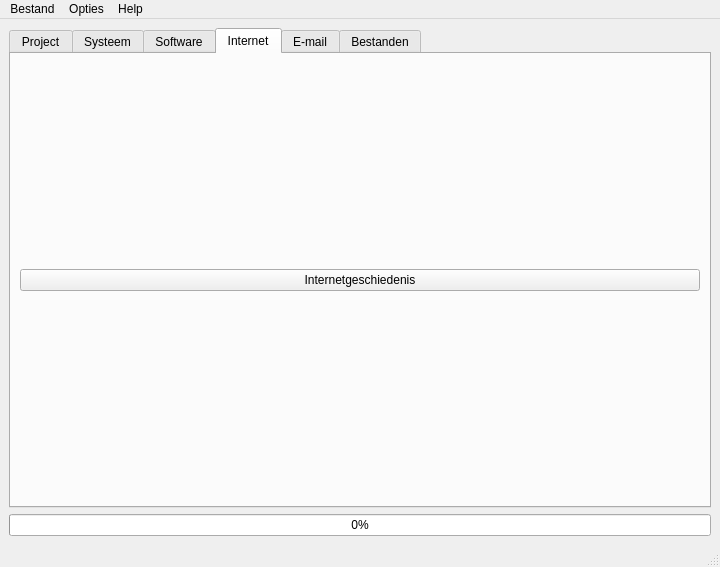
The window that Source/Gui/gui_maken/interface_thram.ui (mitfry/IPFIT5_2015) describes before a commit, drawn with Qt 5.
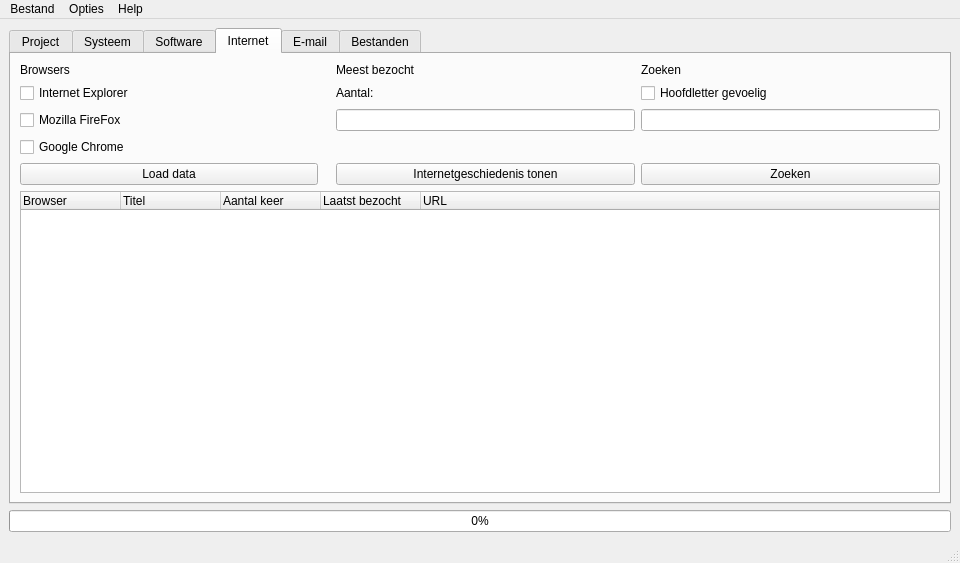
The same window after the commit. The open tabs and pages were chosen to show the change.

Commit message:
Interface updated for Internet History + Cloud button
Tab internetgeschiedenis bijgewerkt voor Hugo. Ook is de cloud knop voor
Tim toegevoegd aan de software tab.

```diff
--- a/Source/Gui/gui_maken/interface_thram.ui
+++ b/Source/Gui/gui_maken/interface_thram.ui
@@ -2,12 +2,18 @@
 <ui version="4.0">
  <class>MainWindow</class>
  <widget class="QMainWindow" name="MainWindow">
+  <property name="windowModality">
+   <enum>Qt::NonModal</enum>
+  </property>
+  <property name="enabled">
+   <bool>true</bool>
+  </property>
   <property name="geometry">
    <rect>
     <x>0</x>
     <y>0</y>
-    <width>720</width>
-    <height>567</height>
+    <width>960</width>
+    <height>563</height>
    </rect>
   </property>
   <property name="windowTitle">
@@ -18,17 +24,7 @@
     <bool>true</bool>
    </property>
    <layout class="QGridLayout" name="gridLayout_3">
-    <item row="1" column="0">
-     <widget class="QProgressBar" name="progressBar">
-      <property name="mouseTracking">
-       <bool>false</bool>
-      </property>
-      <property name="value">
-       <number>0</number>
-      </property>
-     </widget>
-    </item>
-    <item row="0" column="0">
+    <item row="2" column="0">
      <widget class="QTabWidget" name="tab_Menu">
       <property name="enabled">
        <bool>true</bool>
@@ -121,13 +117,124 @@
         <string>Internet</string>
        </attribute>
        <layout class="QGridLayout" name="gridLayout_5">
+        <item row="2" column="0">
+         <widget class="QCheckBox" name="chk_Mozilla_FireFox">
+          <property name="text">
+           <string>Mozilla FireFox</string>
+          </property>
+         </widget>
+        </item>
+        <item row="6" column="0">
+         <widget class="QPushButton" name="btn_Load_Internet_History">
+          <property name="text">
+           <string>Load data</string>
+          </property>
+         </widget>
+        </item>
+        <item row="0" column="4">
+         <widget class="QLabel" name="lbl_Search_Internet_History">
+          <property name="text">
+           <string>Zoeken</string>
+          </property>
+         </widget>
+        </item>
+        <item row="1" column="4">
+         <widget class="QCheckBox" name="chk_Internet_History_Search_Capital_Letter">
+          <property name="text">
+           <string>Hoofdletter gevoelig</string>
+          </property>
+         </widget>
+        </item>
+        <item row="1" column="3">
+         <widget class="QLabel" name="lbl_Internet_History_Amount">
+          <property name="text">
+           <string>Aantal:</string>
+          </property>
+         </widget>
+        </item>
+        <item row="1" column="0">
+         <widget class="QCheckBox" name="chk_Internet_Explorer">
+          <property name="text">
+           <string>Internet Explorer</string>
+          </property>
+         </widget>
+        </item>
+        <item row="6" column="3">
+         <widget class="QPushButton" name="btn_Show_Internet_History">
+          <property name="text">
+           <string>Internetgeschiedenis tonen</string>
+          </property>
+         </widget>
+        </item>
+        <item row="6" column="4">
+         <widget class="QPushButton" name="btn_Search_Internet_History">
+          <property name="text">
+           <string>Zoeken</string>
+          </property>
+         </widget>
+        </item>
+        <item row="0" column="3">
+         <widget class="QLabel" name="lbl_Internet_History_Most_Visited">
+          <property name="text">
+           <string>Meest bezocht</string>
+          </property>
+         </widget>
+        </item>
         <item row="0" column="0">
-         <widget class="QPushButton" name="btn_Internet_History">
+         <widget class="QLabel" name="lbl_Browsers">
+          <property name="minimumSize">
+           <size>
+            <width>298</width>
+            <height>0</height>
+           </size>
+          </property>
           <property name="text">
-           <string>Internetgeschiedenis</string>
+           <string>Browsers</string>
           </property>
          </widget>
         </item>
+        <item row="2" column="4">
+         <widget class="QLineEdit" name="txt_Internet_History_Search"/>
+        </item>
+        <item row="7" column="0" colspan="5">
+         <widget class="QTreeWidget" name="treeWidget">
+          <column>
+           <property name="text">
+            <string>Browser</string>
+           </property>
+          </column>
+          <column>
+           <property name="text">
+            <string>Titel</string>
+           </property>
+          </column>
+          <column>
+           <property name="text">
+            <string>Aantal keer</string>
+           </property>
+          </column>
+          <column>
+           <property name="text">
+            <string>Laatst bezocht</string>
+           </property>
+          </column>
+          <column>
+           <property name="text">
+            <string>URL</string>
+           </property>
+          </column>
+         </widget>
+        </item>
+        <item row="3" column="0">
+         <widget class="QCheckBox" name="chk_Google_Chrome">
+          <property name="text">
+           <string>Google Chrome</string>
+          </property>
+         </widget>
+        </item>
+        <item row="2" column="3">
+         <widget class="QLineEdit" name="txt_Internet_History_Amount"/>
+        </item>
        </layout>
       </widget>
       <widget class="QWidget" name="tab_Email">
@@ -268,6 +375,16 @@
       </widget>
      </widget>
     </item>
+    <item row="3" column="0">
+     <widget class="QProgressBar" name="progressBar">
+      <property name="mouseTracking">
+       <bool>false</bool>
+      </property>
+      <property name="value">
+       <number>0</number>
+      </property>
+     </widget>
+    </item>
    </layout>
   </widget>
   <widget class="QMenuBar" name="menubar">
@@ -275,7 +392,7 @@
     <rect>
      <x>0</x>
      <y>0</y>
-     <width>720</width>
+     <width>960</width>
      <height>21</height>
     </rect>
    </property>
```
Left out of the diff: 11 changed lines with no effect on the pictures. The commit also changes 3 other files.
